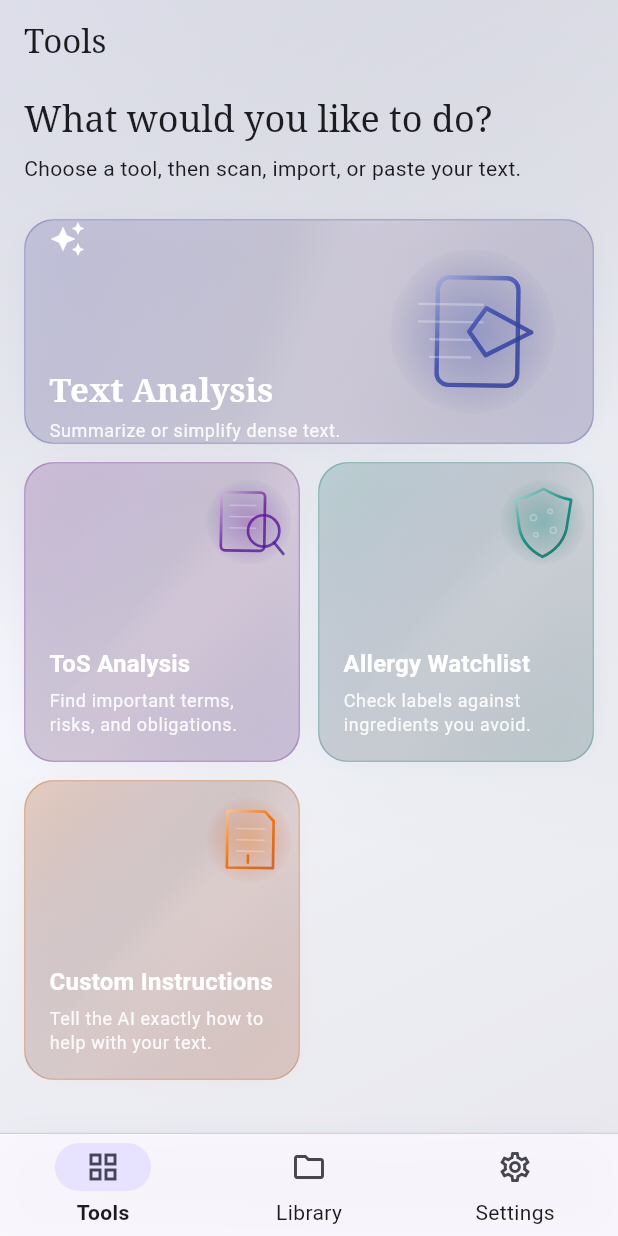
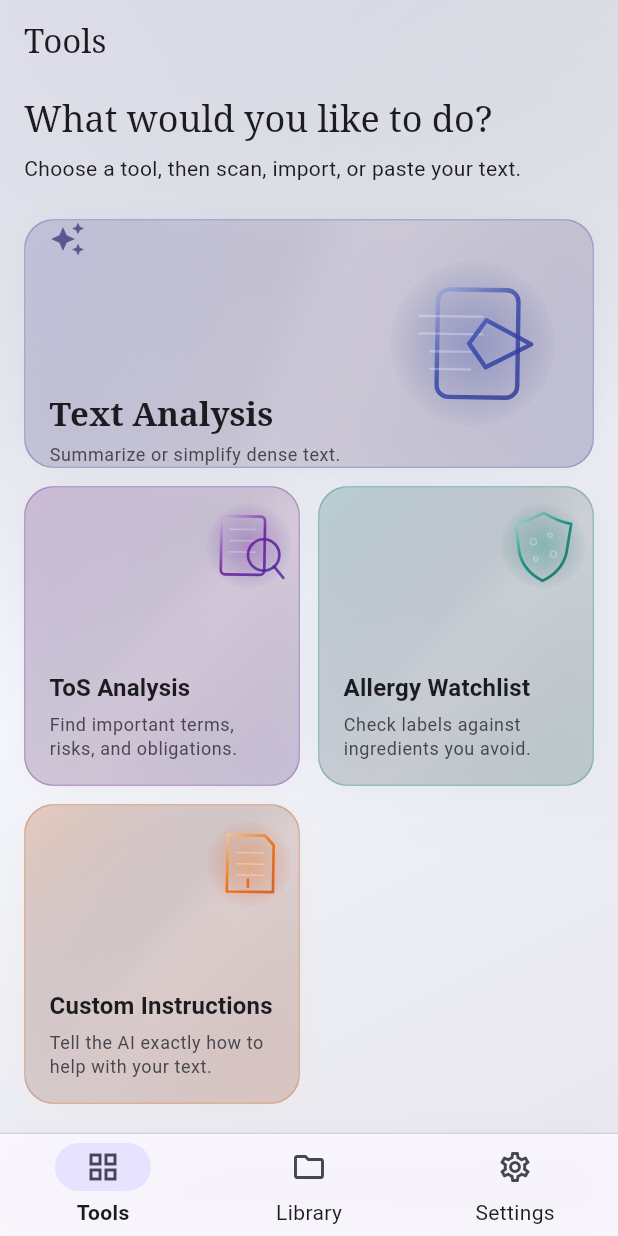
Before and after one commit to towersystemofficial/tower-lens, a Flutter app: the screen it shows after launch, on a phone screen of 412 x 824 dp. Run offline on Flutter 3.47's test engine with Material 3 defaults, Android fonts, the phone set to English and light mode, and no system bars; our stand-ins replace camera, file_picker, flutter_markdown_plus, permission_handler, shared_preferences; missing offline and left inert: google_mlkit_text_recognition, markdown_editor_live.

Commit message:
Make launcher theme-aware and prevent crop

```diff
--- a/lib/screens/tools_screen.dart
+++ b/lib/screens/tools_screen.dart
@@ -225,7 +225,7 @@ class _ToolCard extends StatelessWidget {
         padding: EdgeInsets.zero,
         tint: tool.colors.first,
         child: SizedBox(
-          height: featured ? 148 : null,
+          height: featured ? 164 : null,
           child: Stack(
             children: [
               Positioned.fill(
@@ -302,12 +302,14 @@ class _ToolCardCopy extends StatelessWidget {
 
   @override
   Widget build(BuildContext context) {
+    final colors = Theme.of(context).colorScheme;
+
     return Column(
       crossAxisAlignment: CrossAxisAlignment.start,
       mainAxisAlignment: MainAxisAlignment.end,
       children: [
         if (!compact) ...[
-          const Icon(Icons.auto_awesome, color: Colors.white),
+          Icon(Icons.auto_awesome, color: colors.primary),
           const Spacer(),
         ] else
           const Spacer(),
@@ -317,7 +319,7 @@ class _ToolCardCopy extends StatelessWidget {
                   ? Theme.of(context).textTheme.titleMedium
                   : Theme.of(context).textTheme.titleLarge)
               ?.copyWith(
-            color: Colors.white,
+            color: colors.onSurface,
             fontWeight: FontWeight.bold,
           ),
         ),
@@ -327,7 +329,7 @@ class _ToolCardCopy extends StatelessWidget {
           maxLines: compact ? 3 : 2,
           overflow: TextOverflow.ellipsis,
           style: Theme.of(context).textTheme.bodySmall?.copyWith(
-                color: Colors.white.withValues(alpha: 0.9),
+                color: colors.onSurfaceVariant,
               ),
         ),
       ],
```
